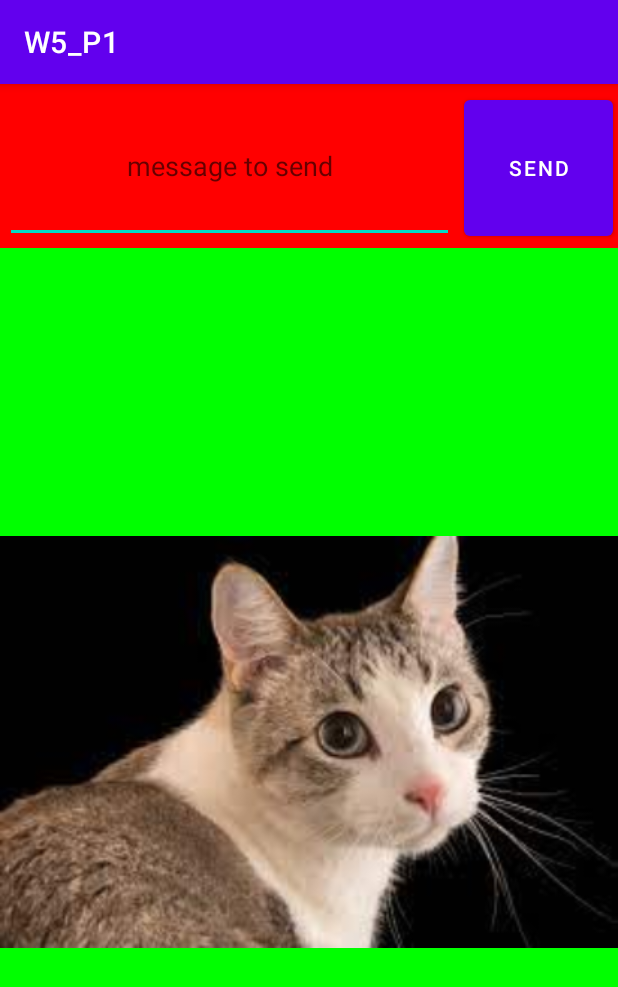
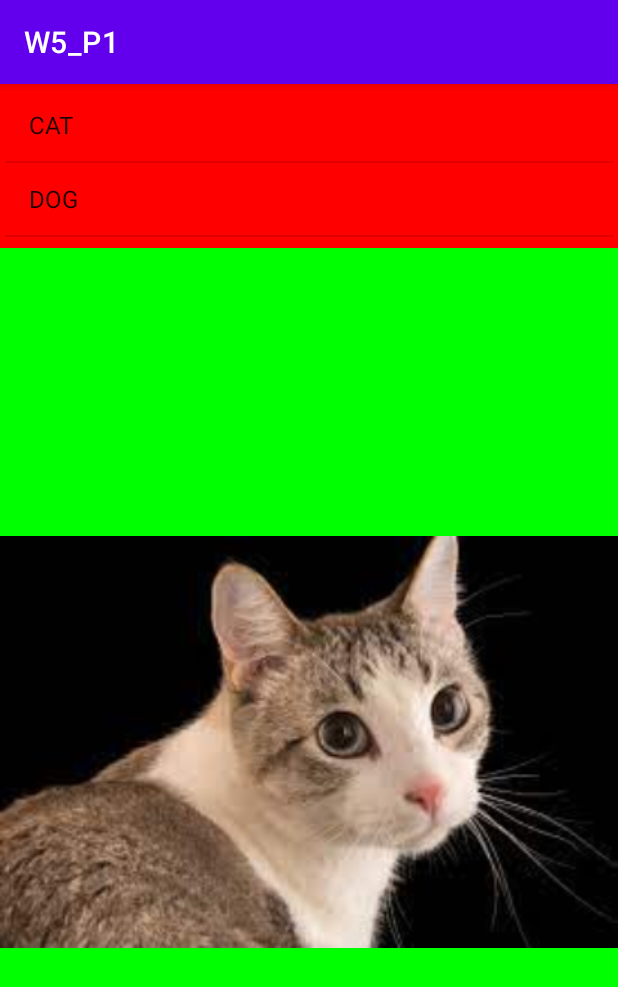
Before and after one commit to BUCS501/W5_P1, an Android app: the screen it shows after launch (MainActivity), on a phone screen of 412 x 824 dp. Shown: the top 987 px of the screen. Run offline under Robolectric (Android 15) with nearby library versions, the phone set to English and light mode, and no system bars.

Commit message:
changed EditText and Button to ListView clickable

```diff
--- a/app/src/main/java/com/example/w5_p1/MainActivity.java
+++ b/app/src/main/java/com/example/w5_p1/MainActivity.java
@@ -29,9 +29,9 @@ public class MainActivity extends AppCompatActivity implements frag_top.Callback
         }
     }
 
-    public void matchWord(String input){
+    public void updateTextView(String input) {
         FragmentManager fragmentManager = getSupportFragmentManager();
         frag_bottom bFragment = (frag_bottom) fragmentManager.findFragmentById(R.id.bottom_frag);
-        bFragment.updateTextView(input);
+        bFragment.updateImage(input);
     }
 }
--- a/app/src/main/java/com/example/w5_p1/frag_bottom.java
+++ b/app/src/main/java/com/example/w5_p1/frag_bottom.java
@@ -25,11 +25,11 @@ public class frag_bottom extends Fragment {
     private frag_top.Callbacks mCallbacks = sDummyCallbacks;
 
     public interface Callbacks{
-        public void matchWord(String input);
+        public void updateTextView(String input);
     }
 
     private static frag_top.Callbacks sDummyCallbacks = new frag_top.Callbacks(){
-        public void matchWord(String input){
+        public void updateTextView(String input){
 
         }
     };
@@ -52,10 +52,12 @@ public class frag_bottom extends Fragment {
         mCallbacks = sDummyCallbacks;
     }
 
+    @Override
     public View onCreateView(LayoutInflater inflater, ViewGroup container, Bundle savedInstanceState){
         return inflater.inflate(R.layout.bottom_frag, container, false);
     }
 
+    @Override
     public void onStart() {
         super.onStart();
         View fragment = getView();
@@ -70,9 +72,32 @@ public class frag_bottom extends Fragment {
         currentIndex = 0;
         image.setImageResource(R.drawable.cat);
 
+
+    }
+    @Override
+    public void onResume() {
+        super.onResume();
+
+        View fragment = getView();
+        ImageView image = (ImageView) fragment.findViewById(R.id.img);
+        if (currentIndex == 0){
+            image.setImageResource(R.drawable.cat);
+        }
+        if (currentIndex == 1){
+            image.setImageResource(R.drawable.dog);
+        }
+        if (currentIndex == 2){
+            image.setImageResource(R.drawable.tiger);
+        }
+        if (currentIndex == 3){
+            image.setImageResource(R.drawable.lion);
+        }
+        if (currentIndex == 4){
+            image.setImageResource(R.drawable.elephant);
+        }
     }
 
-    public void updateTextView(String input){
+    public void updateImage(String input){
         for (int i=0;i<words.length;i++){
             if (input.toUpperCase().equals(words[i])){
                 currentIndex = i;
--- a/app/src/main/java/com/example/w5_p1/frag_top.java
+++ b/app/src/main/java/com/example/w5_p1/frag_top.java
@@ -7,25 +7,39 @@ import android.view.Gravity;
 import android.view.LayoutInflater;
 import android.view.View;
 import android.view.ViewGroup;
+import android.widget.AdapterView;
+import android.widget.ArrayAdapter;
 import android.widget.Button;
 import android.widget.EditText;
+import android.widget.ListView;
 import android.widget.Toast;
 
+import androidx.annotation.NonNull;
+import androidx.annotation.Nullable;
 import androidx.constraintlayout.motion.utils.ViewOscillator;
 import androidx.fragment.app.Fragment;
 
-public class frag_top extends Fragment {
+public class frag_top extends Fragment implements AdapterView.OnItemClickListener{
 
-    private String [] words = {"CAT", "DOG", "TIGER", "LION", "ELEPHANT"};
+    ListView lv;
+
+
 
     private Callbacks mCallbacks = sDummyCallbacks;
 
+    @Override
+    public void onItemClick(AdapterView<?> parent, View view, int position, long id) {
+        if (position == 0){
+            Toast.makeText(getActivity(), view.findViewById(R.id.inputText).getContext().toString(), Toast.LENGTH_SHORT).show();
+        }
+    }
+
     public interface Callbacks{
-        public void matchWord(String input);
+        public void updateTextView(String input);
     }
 
     private static Callbacks sDummyCallbacks = new Callbacks() {
-        public void matchWord(String input){
+        public void updateTextView(String input){
         }
     };
 
@@ -43,39 +57,52 @@ public class frag_top extends Fragment {
         mCallbacks = sDummyCallbacks;
     }
 
-    public void matchWord(String input){
-        mCallbacks.matchWord(input);
+    public void updateTextView(String input){
+        mCallbacks.updateTextView(input);
     }
 
     public frag_top(){
     }
 
+
+    @Override
     public View onCreateView(LayoutInflater inflater, ViewGroup container, Bundle savedInstanceState){
         return inflater.inflate(R.layout.top_frag, container, false);
     }
 
-    public void onStart() {
-        super.onStart();
-        View fragment = getView();
-        EditText input = fragment.findViewById(R.id.inputText);
-        Button send = fragment.findViewById(R.id.sendBtn);
 
-        send.setOnClickListener(new View.OnClickListener() {
-            @Override
-            public void onClick(View v) {
-                String inputText = input.getText().toString();
-                Log.i("debugging", inputText);
-                if (inputText == null){
-                    Toast.makeText(getContext(), "please enter a word", Toast.LENGTH_SHORT).show();
-                }
-//                for (int i=0;i<words.length;i++){
-//                    if (inputText.toUpperCase().equals(words[i])){
-//                        matchWord(words[i]);
-//                    }
-//                }
-                matchWord(inputText);
-            }
-        });
+    @Override
+    public void onViewCreated(@NonNull View view, @Nullable Bundle savedInstanceState){
+        super.onViewCreated(view, savedInstanceState);
 
+        String [] words = {"CAT", "DOG", "TIGER", "LION", "ELEPHANT"};
+        ListView listView = (ListView) view.findViewById(R.id.inputText);
+        ArrayAdapter<String> adapter = new ArrayAdapter<>(getActivity(), android.R.layout.simple_list_item_1,words);
+        listView.setAdapter(adapter);
     }
+
+//    @Override
+//    public void onStart() {
+//        super.onStart();
+//        View fragment = getView();
+//
+//
+////        send.setOnClickListener(new View.OnClickListener() {
+////            @Override
+////            public void onClick(View v) {
+////                String inputText = input.getText().toString();
+////                Log.i("debugging", inputText);
+////                if (inputText == null){
+////                    Toast.makeText(getContext(), "please enter a word", Toast.LENGTH_SHORT).show();
+////                }
+//////                for (int i=0;i<words.length;i++){
+//////                    if (inputText.toUpperCase().equals(words[i])){
+//////                        matchWord(words[i]);
+//////                    }
+//////                }
+////                matchWord(inputText);
+////            }
+////        });
+
+
 }
--- a/app/src/main/res/layout/top_frag.xml
+++ b/app/src/main/res/layout/top_frag.xml
@@ -6,23 +6,12 @@
     android:rowCount="1"
     android:background="#FF00">
 
-    <EditText
+    <ListView
         android:id="@+id/inputText"
         android:layout_width="0dp"
         android:layout_height="match_parent"
         android:layout_columnWeight="3"
         android:layout_margin="3dp"
-        android:hint="message to send"
-        android:gravity="center"
-        />
-
-    <Button
-        android:id="@+id/sendBtn"
-        android:layout_width="0dp"
-        android:layout_height="match_parent"
-        android:layout_columnWeight="1"
-        android:layout_margin="3dp"
-        android:text="send"
-        />
+        android:gravity="center" />
 
 </GridLayout>
```
